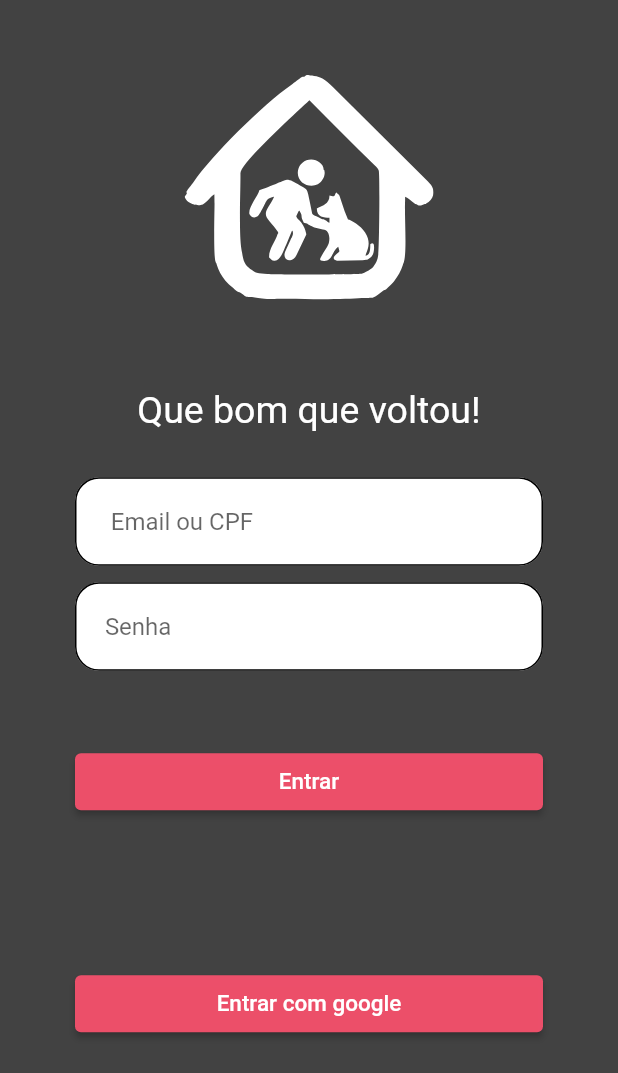
After one commit to HerickJhones11/pethero, a Flutter app: the LoginPage screen opened directly, on a phone screen of 412 x 824 dp. The commit adds this screen. Shown: the top 1073 px of the screen. Run offline on Flutter 3.47's test engine with Material 2 defaults, Android fonts, the phone set to English and light mode, and no system bars; our stand-ins replace animated_splash_screen, flutter_svg, get, page_transition.

Commit message:
feat: add login page

```diff
--- /dev/null
+++ b/lib/app/views/login_page.dart
@@ -0,0 +1,140 @@
+import 'package:flutter/material.dart';
+
+import 'package:flutter_svg/flutter_svg.dart';
+
+
+final String logoPetHero = 'assets/img/pet_icon_plain.svg';
+final Widget logoSvg = SvgPicture.asset(
+  logoPetHero,
+);
+
+class LoginPage extends StatefulWidget {
+  const LoginPage({ Key? key }) : super(key: key);
+
+  @override
+  _LoginPageState createState() => _LoginPageState();
+}
+
+class _LoginPageState extends State<LoginPage> {
+  @override
+  Widget build(BuildContext context) {
+    double height = MediaQuery.of(context).size.height;
+    double width = MediaQuery.of(context).size.width;
+    return Scaffold(
+      body: SingleChildScrollView(
+            child: Container(
+                height: height,
+                decoration: new BoxDecoration(color: Colors.grey[800]),
+                child: Column(
+                    crossAxisAlignment: CrossAxisAlignment.stretch,
+                    children: <Widget>[
+                      //Logo Pet hero
+                      Padding(
+                        padding: EdgeInsets.only(top: 50, bottom: 0.01*height),
+                        child: SvgPicture.asset(
+                          logoPetHero,
+                          semanticsLabel: 'Logo Pet hero',
+                          color: Colors.white,
+                          height: 150,
+                          width: 150,
+                        ),
+                      ),
+                      Padding(
+                        padding: EdgeInsets.only(top: 20),
+                        child: Container(
+                          height: height*0.037,
+                          width: width*0.26,
+                          alignment: Alignment.center,
+                        ),
+                      ),
+
+                      Padding(
+                          padding: EdgeInsets.only(top: 0.5),
+                          child: Text(
+                            "Que bom que voltou!",
+                            textAlign: TextAlign.center,
+                            style: TextStyle(
+                                color: Colors.white,
+                                fontSize: 25
+                            ) ,)
+
+                      ),
+                      Padding(
+                        padding: EdgeInsets.only(right: 50, left: 50, top: 30),
+                        child: TextFormField(
+                          keyboardType: TextInputType.text,
+                          decoration: InputDecoration(
+                            fillColor: Colors.white, filled: true,
+                            focusedBorder:OutlineInputBorder(
+                              borderRadius: BorderRadius.circular(10),
+                            ),
+                            hintText: "   Email ou CPF",
+                            enabledBorder: OutlineInputBorder(
+                              borderRadius: BorderRadius.circular(16),
+                            ),
+                          ),
+                        ),
+                      ),
+
+                      Padding(
+                        padding: EdgeInsets.only(right: 50, left: 50, top: 11),
+                        child: TextFormField(
+                          keyboardType: TextInputType.text,
+                          decoration: InputDecoration(
+                            fillColor: Colors.white, filled: true,
+                            focusedBorder:OutlineInputBorder(
+                              borderRadius: BorderRadius.circular(10),
+                            ),
+                            hintText: "  Senha",
+                            enabledBorder: OutlineInputBorder(
+                              borderRadius: BorderRadius.circular(16),
+                            ),
+                          ),
+                        ),
+                      ),
+                      Padding(
+                        padding: EdgeInsets.symmetric(horizontal: 50, vertical: 50),
+                        child: ElevatedButton(
+                          child: Padding(
+                            padding: EdgeInsets.symmetric( vertical: 10),
+                            child: Text("Entrar",
+                              style: TextStyle(
+                                fontSize: 15,
+                                color: Colors.white,
+                              ),
+                            ),
+                          ),
+                          style: ElevatedButton.styleFrom(
+                            primary: Color(0xFF4F4506C),
+                          ),
+                          onPressed: (){
+                            Navigator.pushNamed(context, 'login');
+                          },
+                        ),
+                      ),
+                      Padding(
+                        padding: EdgeInsets.symmetric(horizontal: 50, vertical: 50),
+                        child: ElevatedButton(
+                          child: Padding(
+                            padding: EdgeInsets.symmetric( vertical: 10),
+                            child: Text("Entrar com google",
+                              style: TextStyle(
+                                fontSize: 15,
+                                color: Colors.white,
+                              ),
+                            ),
+                          ),
+                          style: ElevatedButton.styleFrom(
+                            primary: Color(0xFF4F4506C),
+                          ),
+                          onPressed: (){
+                            Navigator.pushNamed(context, 'social_login');
+                          },
+                        ),
+                      )
+                    ]))
+          )
+
+    );
+  }
+}
--- a/lib/routes/app_pages.dart
+++ b/lib/routes/app_pages.dart
@@ -4,7 +4,7 @@ import 'package:pethero/app/views/confirm_password_page.dart';
 import 'package:pethero/app/views/confirm_password_update_page.dart';
 import 'package:pethero/app/views/confirm_register.dart';
 import 'package:pethero/app/views/hospedagem_page.dart';
-
+import 'package:pethero/app/views/login_page.dart';
 import 'package:pethero/app/views/landing_page.dart';
 import 'package:pethero/app/views/home_page/home_page.dart';
 import 'package:pethero/app/views/menu_page.dart';
@@ -17,6 +17,10 @@ class AppPages {
   static const INITIAL = Routes.HOME;
 
   static final routes = [
+     GetPage(
+      name: Routes.LOGIN  ,
+      page: () => Login(),
+    ),
     GetPage(
       name: Routes.SPLASH,
       page: () => Splash(),
--- a/lib/routes/app_routes.dart
+++ b/lib/routes/app_routes.dart
@@ -9,4 +9,6 @@ abstract class Routes {
   static const CONFIRM_PASSWORD = '/confirm_password';
   static const CONFIRM_PASSWORD_UPDATED = '/confirm_password_updated';
   static const CONFIRM_REGISTER = '/confirm_register';
+  static const LOGIN = '/login';
+  static const SOCIAL_LOGIN = '/social_login';
 }
```
